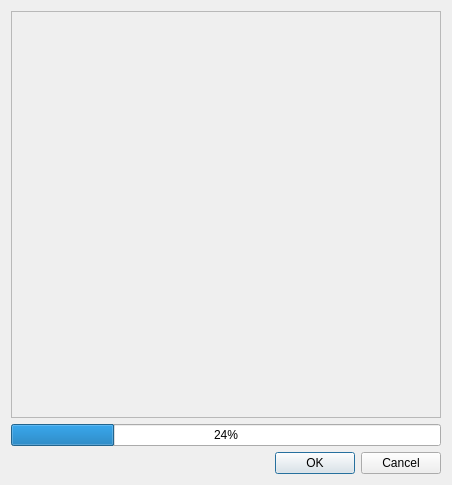
Qt form validationdialog.ui (rm5248/RenegadeXLauncher) before a commit.
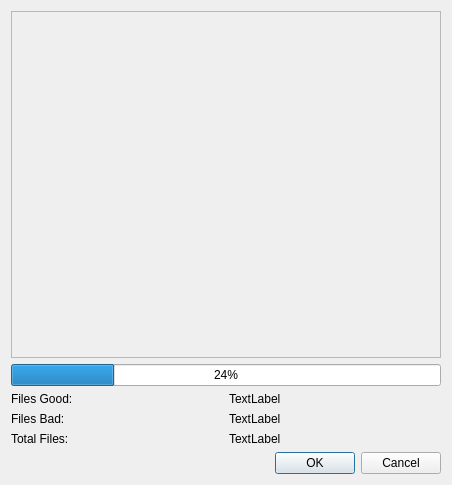
The same form after that commit.

```diff
--- a/validationdialog.ui
+++ b/validationdialog.ui
@@ -25,7 +25,7 @@
         <x>0</x>
         <y>0</y>
         <width>432</width>
-        <height>399</height>
+        <height>324</height>
        </rect>
       </property>
      </widget>
@@ -38,6 +38,102 @@
      </property>
     </widget>
    </item>
+   <item>
+    <widget class="QWidget" name="widget" native="true">
+     <layout class="QHBoxLayout" name="horizontalLayout">
+      <property name="leftMargin">
+       <number>0</number>
+      </property>
+      <property name="topMargin">
+       <number>0</number>
+      </property>
+      <property name="rightMargin">
+       <number>0</number>
+      </property>
+      <property name="bottomMargin">
+       <number>0</number>
+      </property>
+      <item>
+       <widget class="QLabel" name="label">
+        <property name="text">
+         <string>Files Good:</string>
+        </property>
+       </widget>
+      </item>
+      <item>
+       <widget class="QLabel" name="filesGood">
+        <property name="text">
+         <string>TextLabel</string>
+        </property>
+       </widget>
+      </item>
+     </layout>
+    </widget>
+   </item>
+   <item>
+    <widget class="QWidget" name="widget_2" native="true">
+     <layout class="QHBoxLayout" name="horizontalLayout_2">
+      <property name="leftMargin">
+       <number>0</number>
+      </property>
+      <property name="topMargin">
+       <number>0</number>
+      </property>
+      <property name="rightMargin">
+       <number>0</number>
+      </property>
+      <property name="bottomMargin">
+       <number>0</number>
+      </property>
+      <item>
+       <widget class="QLabel" name="label_3">
+        <property name="text">
+         <string>Files Bad:</string>
+        </property>
+       </widget>
+      </item>
+      <item>
+       <widget class="QLabel" name="filesBad">
+        <property name="text">
+         <string>TextLabel</string>
+        </property>
+       </widget>
+      </item>
+     </layout>
+    </widget>
+   </item>
+   <item>
+    <widget class="QWidget" name="widget_3" native="true">
+     <layout class="QHBoxLayout" name="horizontalLayout_3">
+      <property name="leftMargin">
+       <number>0</number>
+      </property>
+      <property name="topMargin">
+       <number>0</number>
+      </property>
+      <property name="rightMargin">
+       <number>0</number>
+      </property>
+      <property name="bottomMargin">
+       <number>0</number>
+      </property>
+      <item>
+       <widget class="QLabel" name="label_5">
+        <property name="text">
+         <string>Total Files:</string>
+        </property>
+       </widget>
+      </item>
+      <item>
+       <widget class="QLabel" name="totalFiles">
+        <property name="text">
+         <string>TextLabel</string>
+        </property>
+       </widget>
+      </item>
+     </layout>
+    </widget>
+   </item>
    <item>
     <widget class="QDialogButtonBox" name="buttonBox">
      <property name="orientation">
```
Left out of the diff: 2 changed lines with no effect on the pictures.
